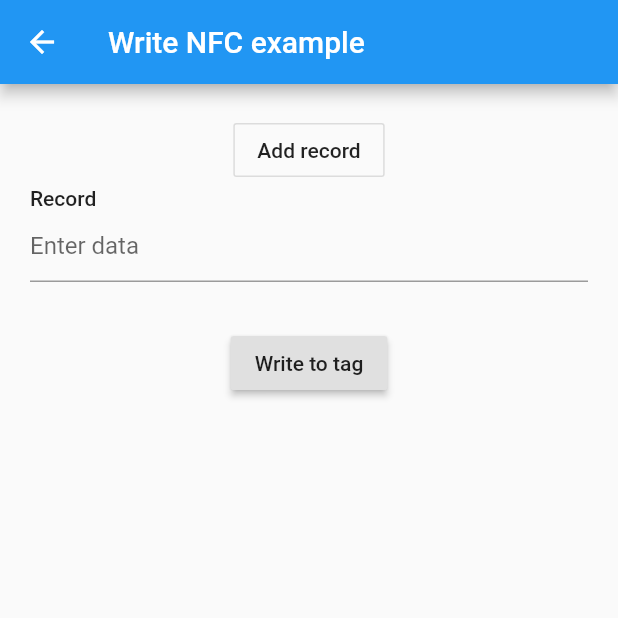
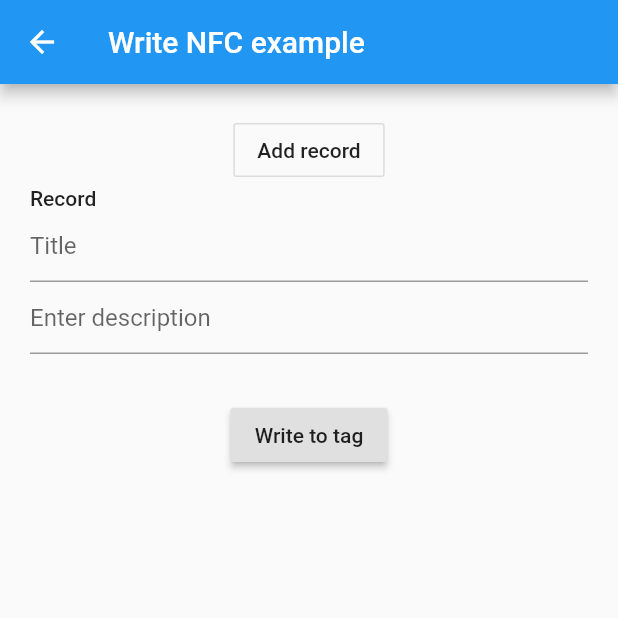
Before and after one commit to AnkitDubeyBol/nfc_flutter_app, a Flutter app: the WriteExampleScreen screen opened by its route, after a tap on "Add record", on a phone screen of 412 x 824 dp, the top half of it. Run offline on Flutter 3.47's test engine with Material 2 defaults, Android fonts, the phone set to English and light mode, and no system bars; missing offline and left inert: nfc_in_flutter.

Commit message:
NFC read write operations completed

```diff
--- a/lib/main.dart
+++ b/lib/main.dart
@@ -12,6 +12,7 @@ class ExampleApp extends StatelessWidget {
   @override
   Widget build(BuildContext context) {
     return MaterialApp(
+      debugShowCheckedModeBanner: false,
       home: Scaffold(
         appBar: AppBar(
           title: const Text("NFC in Flutter examples"),
--- a/lib/write_example.dart
+++ b/lib/write_example.dart
@@ -6,9 +6,11 @@ import 'dart:io';
 class RecordEditor {
 
   TextEditingController payloadController;
+  TextEditingController titleController;
 
   RecordEditor() {
     payloadController = TextEditingController();
+    titleController = TextEditingController();
   }
 }
 
@@ -30,12 +32,11 @@ class _WriteExampleScreenState extends State<WriteExampleScreen> {
 
   void _write(BuildContext context) async {
 
-
-
     List<NDEFRecord> records = _records.map((record) {
 
       var json = {
-        'data' : record.payloadController.text
+        'title': record.titleController.text,
+        'description' : record.payloadController.text
       };
 
       return NDEFRecord.type(
@@ -95,10 +96,18 @@ class _WriteExampleScreenState extends State<WriteExampleScreen> {
                 crossAxisAlignment: CrossAxisAlignment.start,
                 children: <Widget>[
                   Text("Record", style: Theme.of(context).textTheme.body2),
+
+                  TextFormField(
+                    controller: record.titleController,
+                    decoration: InputDecoration(
+                      hintText: "Title",
+                    ),
+                  ),
+
                   TextFormField(
                     controller: record.payloadController,
                     decoration: InputDecoration(
-                      hintText: "Enter data",
+                      hintText: "Enter description",
                     ),
                   )
                 ],
```
